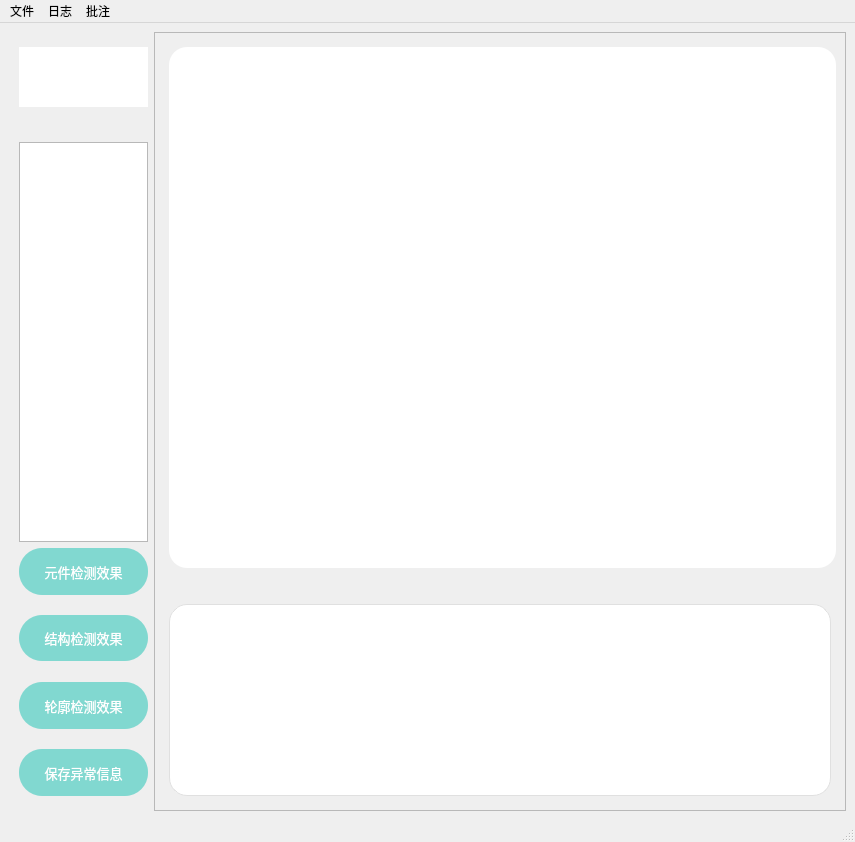
Before: the Qt Designer form mainwindows.ui in yincongshuo/JiShe, drawn with Qt 5.
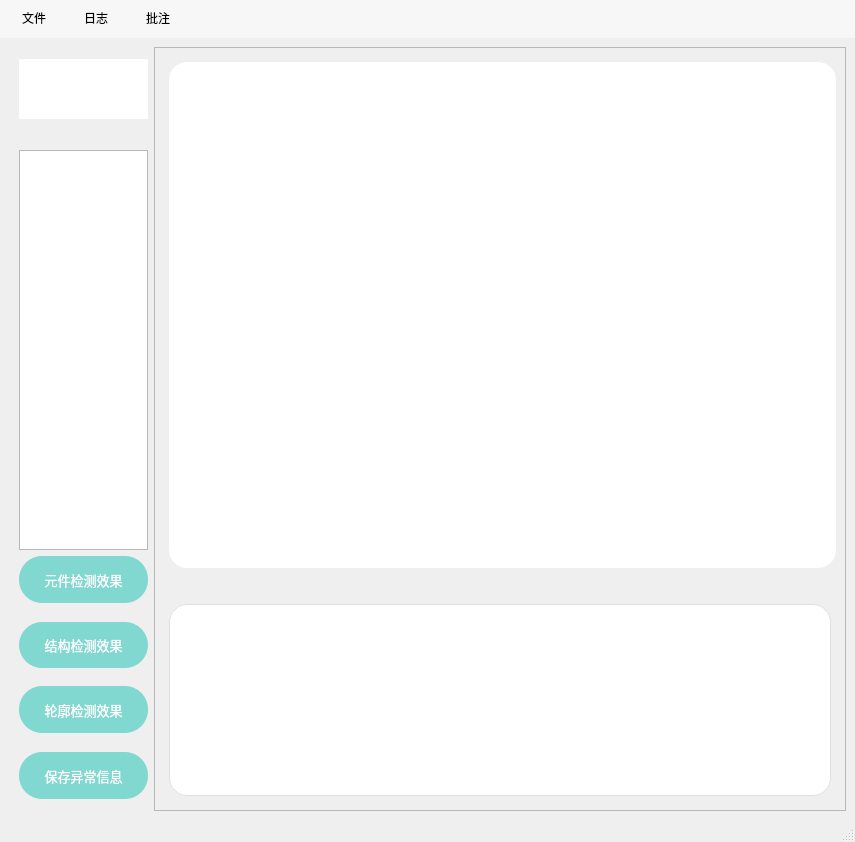
After: the same form once the commit is applied. Icons and pictures are not drawn.

Commit message: 功能已全部完善 ui待优化

```diff
--- a/mainwindows.ui
+++ b/mainwindows.ui
@@ -755,6 +755,36 @@
      <height>22</height>
     </rect>
    </property>
+   <property name="styleSheet">
+    <string notr="true">
+     QMenuBar {
+       background-color: #F7F7F7;
+       font: 10pt &quot;PingFang SC&quot;;
+     }
+     QMenuBar::item {
+       padding: 8px 12px;
+       margin: 2px 4px;
+     }
+     QMenuBar::item:selected {
+       background-color: #E0E0E0;
+       border-radius: 4px;
+     }
+     QMenu {
+       background-color: white;
+       border: 1px solid #E0E0E0;
+       border-radius: 6px;
+       padding: 8px 0px;
+     }
+     QMenu::item {
+       padding: 8px 24px;
+       margin: 2px 6px;
+       border-radius: 4px;
+     }
+     QMenu::item:selected {
+       background-color: #F0F0F0;
+     }
+    </string>
+   </property>
    <widget class="QMenu" name="menu">
     <property name="title">
      <string>文件</string>
```
